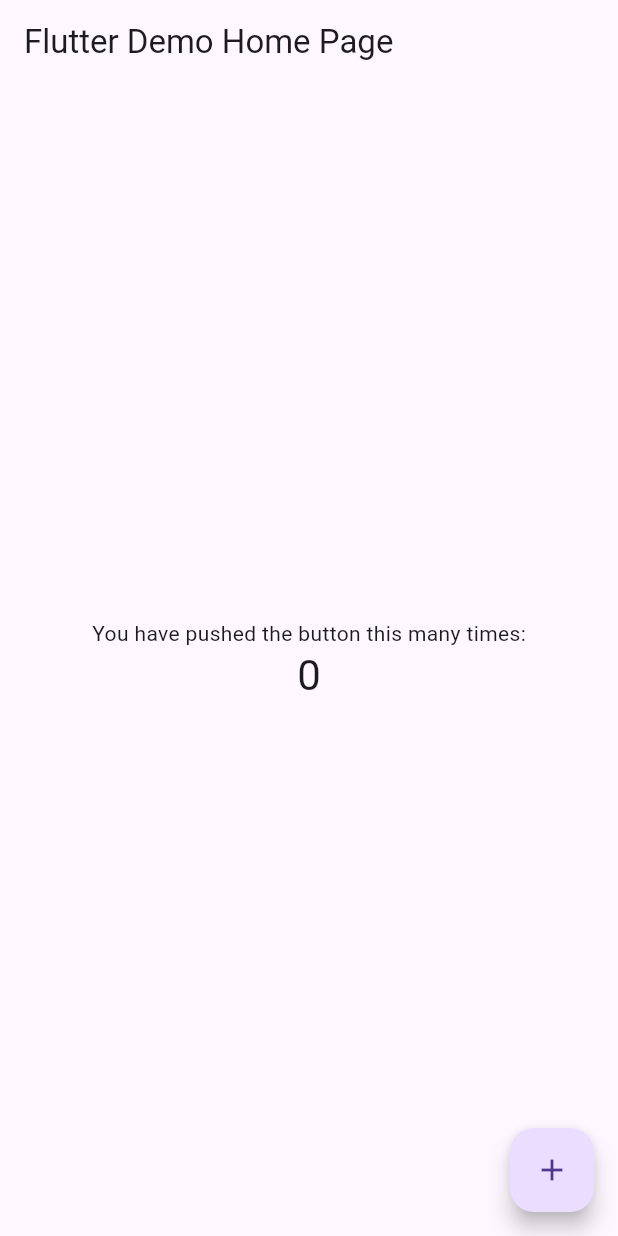
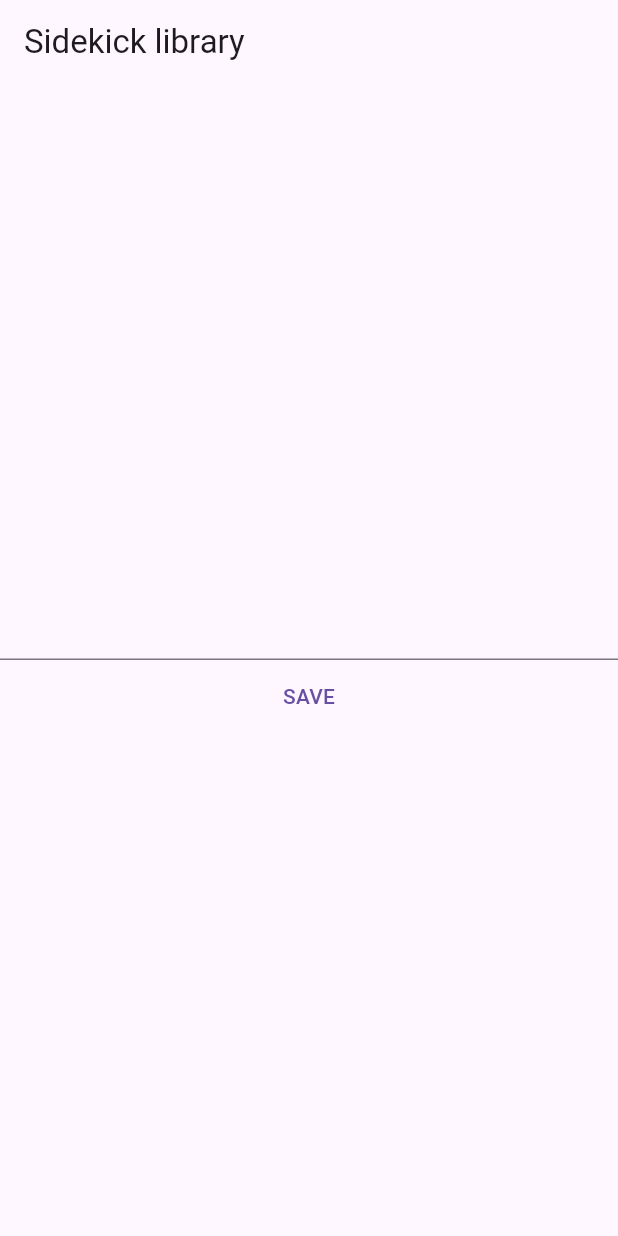
Before and after one commit to pongsakorn-dev/sidekick-libraly, a Flutter app: the screen it shows after launch, on a phone screen of 412 x 824 dp. Run offline on Flutter 3.47's test engine with Material 3 defaults, Android fonts, the phone set to English and light mode, and no system bars.

Commit message:
init create book page and introduce bloc

```diff
--- /dev/null
+++ b/sidekick_libraly/lib/create_book_page.dart
@@ -0,0 +1,28 @@
+import 'package:flutter/material.dart';
+
+class CreateBookPage extends StatefulWidget {
+  const CreateBookPage({super.key});
+
+  @override
+  State<CreateBookPage> createState() => _CreateBookPageState();
+}
+
+class _CreateBookPageState extends State<CreateBookPage> {
+  @override
+  Widget build(BuildContext context) {
+    final contentWidth = MediaQuery.of(context).size.width / 2;
+    return Column(
+      mainAxisAlignment: MainAxisAlignment.center,
+      children: [
+        TextField(),
+        TextButton(
+            onPressed: () {
+              createBook();
+            },
+            child: Text("SAVE"))
+      ],
+    );
+  }
+}
+
+void createBook() {}
--- a/sidekick_libraly/lib/main.dart
+++ b/sidekick_libraly/lib/main.dart
@@ -1,4 +1,5 @@
 import 'package:flutter/material.dart';
+import 'package:sidekick_libraly/create_book_page.dart';
 
 void main() {
   runApp(const MyApp());
@@ -24,7 +25,7 @@
         // is not restarted.
         primarySwatch: Colors.blue,
       ),
-      home: const MyHomePage(title: 'Flutter Demo Home Page'),
+      home: const MyHomePage(title: 'Sidekick library'),
     );
   }
 }
@@ -48,68 +49,13 @@
 }
 
 class _MyHomePageState extends State<MyHomePage> {
-  int _counter = 0;
-
-  void _incrementCounter() {
-    setState(() {
-      // This call to setState tells the Flutter framework that something has
-      // changed in this State, which causes it to rerun the build method below
-      // so that the display can reflect the updated values. If we changed
-      // _counter without calling setState(), then the build method would not be
-      // called again, and so nothing would appear to happen.
-      _counter++;
-    });
-  }
-
   @override
   Widget build(BuildContext context) {
-    // This method is rerun every time setState is called, for instance as done
-    // by the _incrementCounter method above.
-    //
-    // The Flutter framework has been optimized to make rerunning build methods
-    // fast, so that you can just rebuild anything that needs updating rather
-    // than having to individually change instances of widgets.
     return Scaffold(
       appBar: AppBar(
-        // Here we take the value from the MyHomePage object that was created by
-        // the App.build method, and use it to set our appbar title.
         title: Text(widget.title),
       ),
-      body: Center(
-        // Center is a layout widget. It takes a single child and positions it
-        // in the middle of the parent.
-        child: Column(
-          // Column is also a layout widget. It takes a list of children and
-          // arranges them vertically. By default, it sizes itself to fit its
-          // children horizontally, and tries to be as tall as its parent.
-          //
-          // Invoke "debug painting" (press "p" in the console, choose the
-          // "Toggle Debug Paint" action from the Flutter Inspector in Android
-          // Studio, or the "Toggle Debug Paint" command in Visual Studio Code)
-          // to see the wireframe for each widget.
-          //
-          // Column has various properties to control how it sizes itself and
-          // how it positions its children. Here we use mainAxisAlignment to
-          // center the children vertically; the main axis here is the vertical
-          // axis because Columns are vertical (the cross axis would be
-          // horizontal).
-          mainAxisAlignment: MainAxisAlignment.center,
-          children: <Widget>[
-            const Text(
-              'You have pushed the button this many times:',
-            ),
-            Text(
-              '$_counter',
-              style: Theme.of(context).textTheme.headlineMedium,
-            ),
-          ],
-        ),
-      ),
-      floatingActionButton: FloatingActionButton(
-        onPressed: _incrementCounter,
-        tooltip: 'Increment',
-        child: const Icon(Icons.add),
-      ), // This trailing comma makes auto-formatting nicer for build methods.
+      body: CreateBookPage(),
     );
   }
 }
--- a/sidekick_libraly/pubspec.yaml
+++ b/sidekick_libraly/pubspec.yaml
@@ -35,6 +35,7 @@
   # The following adds the Cupertino Icons font to your application.
   # Use with the CupertinoIcons class for iOS style icons.
   cupertino_icons: ^1.0.2
+  flutter_bloc: ^8.1.3
 
 dev_dependencies:
   flutter_test:
```
Also changed, not shown: 1 other file.
